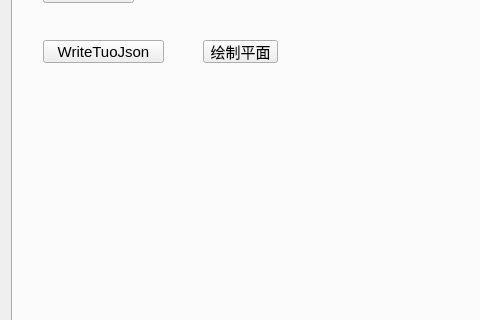
First picture: the form in Plugins/org.mitk.lancet.CZXtest/src/internal/CzxTestControls.ui, repository zhaomengxiao/LancetMITK-Adition, before the edit; both pictures show x 0 to 480 and y 281 to 601 of the 939 by 892 pixel window.
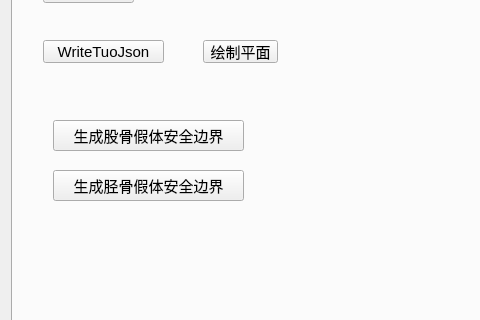
Second picture: the form after the edit. The open tabs and pages were chosen to show the change. Custom widgets are drawn as their Qt base class.

Diff of the .ui file:
```diff
--- a/Plugins/org.mitk.lancet.CZXtest/src/internal/CzxTestControls.ui
+++ b/Plugins/org.mitk.lancet.CZXtest/src/internal/CzxTestControls.ui
@@ -6058,6 +6058,32 @@
         <string>绘制平面</string>
        </property>
       </widget>
+      <widget class="QPushButton" name="GenerativeImplantSecurityBoundaryBtn">
+       <property name="geometry">
+        <rect>
+         <x>40</x>
+         <y>360</y>
+         <width>191</width>
+         <height>31</height>
+        </rect>
+       </property>
+       <property name="text">
+        <string>生成股骨假体安全边界</string>
+       </property>
+      </widget>
+      <widget class="QPushButton" name="GenerativeTraySecurityBoundaryBtn">
+       <property name="geometry">
+        <rect>
+         <x>40</x>
+         <y>410</y>
+         <width>191</width>
+         <height>31</height>
+        </rect>
+       </property>
+       <property name="text">
+        <string>生成胫骨假体安全边界</string>
+       </property>
+      </widget>
      </widget>
     </widget>
    </item>
```
Left out of the diff: 17 changed lines with no effect on the pictures.
